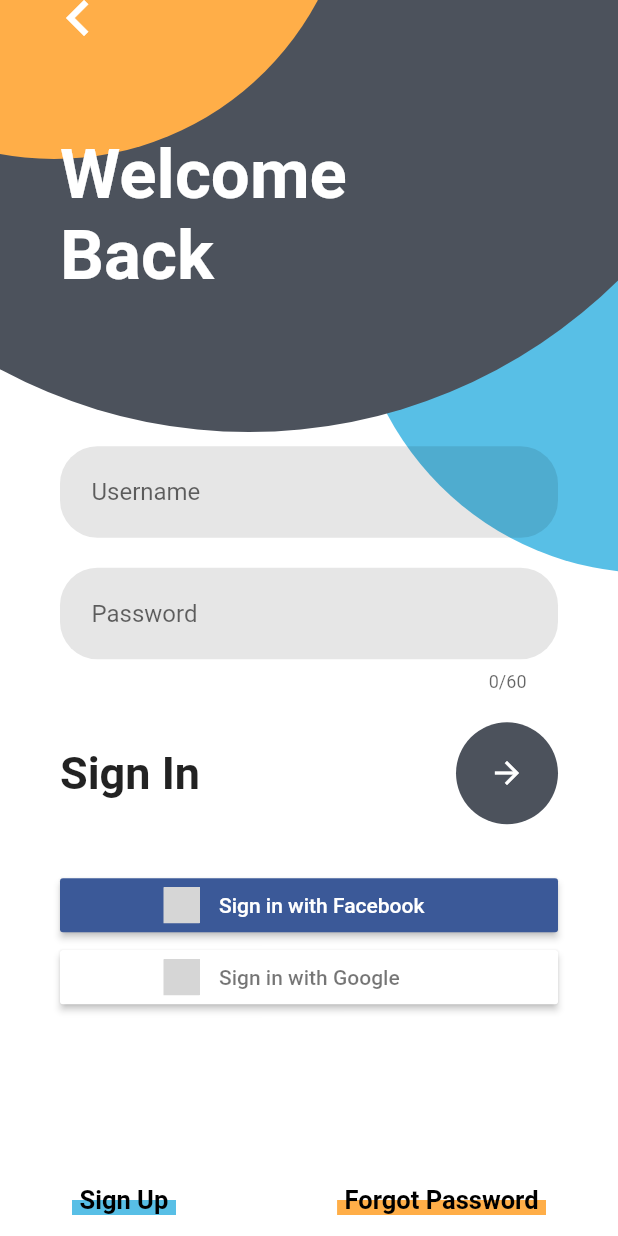
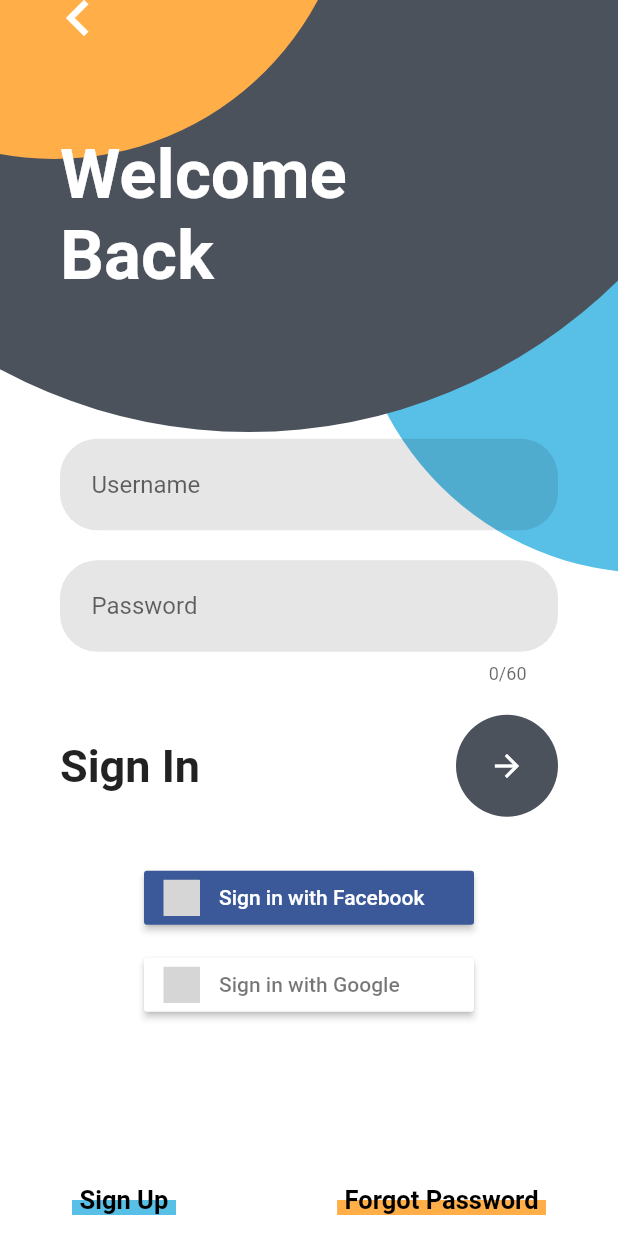
Before and after one commit to DenzelCode/flutter-auth, a Flutter app: the screen it shows after launch, after a tap on "Sign In", on a phone screen of 412 x 824 dp. Run offline on Flutter 3.47's test engine with Material 2 defaults, Android fonts, the phone set to English and light mode, and no system bars; our stand-ins replace dio, flutter_secure_storage, flutter_signin_button, google_sign_in; missing offline and left inert: flutter_facebook_auth; accounts and stored records are empty; grey boxes are pictures that could not be loaded.

Commit message:
feat: google and facebook login added

```diff
--- a/lib/src/auth/providers/auth_provider.dart
+++ b/lib/src/auth/providers/auth_provider.dart
@@ -104,7 +104,7 @@ class AuthProvider extends ChangeNotifier {
   Future<void> loginWithFacebook(BuildContext context) async {
     final result = await FacebookAuth.instance.login();
 
-    await _googleSignIn.signOut();
+    await FacebookAuth.instance.logOut();
 
     if (result.status == LoginStatus.success) {
       await _socialLogin('facebook', result.accessToken?.token);
--- a/lib/src/screens/login_screen.dart
+++ b/lib/src/screens/login_screen.dart
@@ -118,8 +118,7 @@ class _LoginScreenState extends State<LoginScreen> {
                   SizedBox(
                     height: 30,
                   ),
-                  SizedBox(
-                    width: double.infinity,
+                  Center(
                     child: SignInButton(
                       Buttons.Facebook,
                       text: "Sign in with Facebook",
@@ -127,7 +126,9 @@ class _LoginScreenState extends State<LoginScreen> {
                     ),
                   ),
                   SizedBox(
-                    width: double.infinity,
+                    height: 10,
+                  ),
+                  Center(
                     child: SignInButton(
                       Buttons.Google,
                       text: "Sign in with Google",
```
